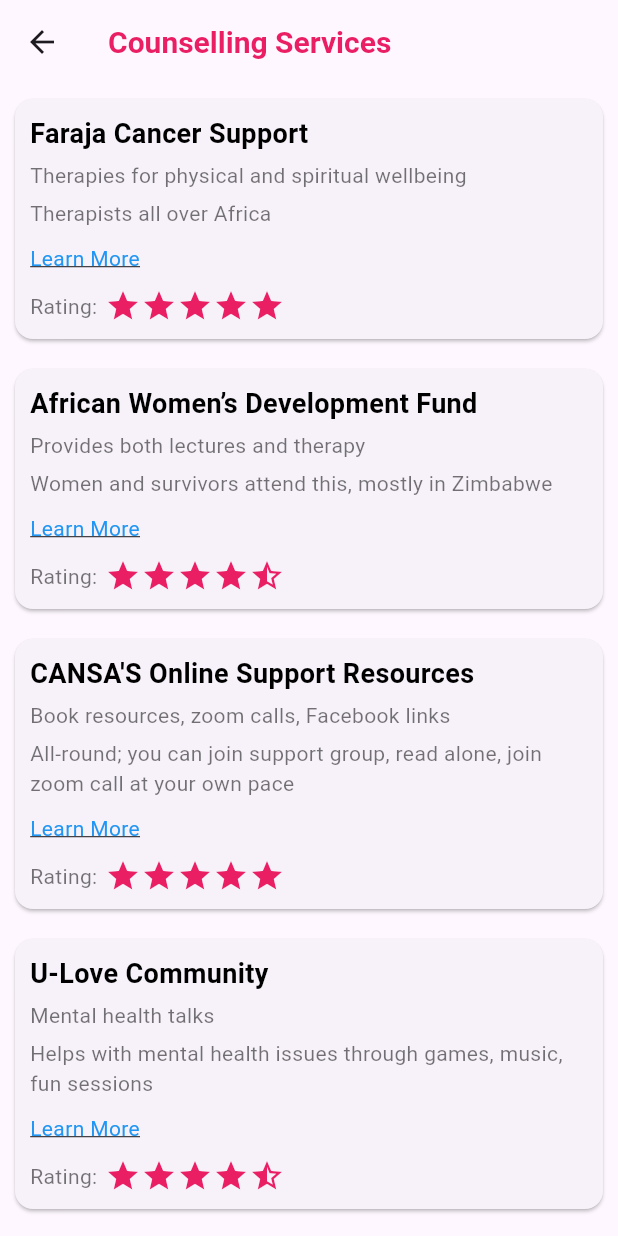
After one commit to agigibairene/PinkRibbon-app, a Flutter app: the InstitutionsScreen screen opened by its route, on a phone screen of 412 x 824 dp. The commit adds this screen. Run offline on Flutter 3.47's test engine with Material 3 defaults, Android fonts, the light colour scheme and no system bars.

Commit message:
finishing up the contacts page

```diff
--- a/pink_ribbon/lib/profile.dart
+++ b/pink_ribbon/lib/about_us.dart
@@ -1,6 +1,6 @@
 import 'package:flutter/material.dart';
 
-class Profile extends StatelessWidget {
+class AboutUs extends StatelessWidget {
   @override
   Widget build(BuildContext context) {
     return Container(
--- /dev/null
+++ b/pink_ribbon/lib/community.dart
@@ -0,0 +1,116 @@
+import 'package:flutter/material.dart';
+import 'package:url_launcher/url_launcher.dart';
+
+class CommunityScreen extends StatelessWidget {
+  const CommunityScreen({super.key});
+
+  @override
+  Widget build(BuildContext context) {
+    return Scaffold(
+      appBar: AppBar(
+        title: const Text(
+          'Belong, Support Groups',
+          style: TextStyle(
+              fontSize: 20, fontWeight: FontWeight.bold, color: Colors.pink),
+        ),
+      ),
+      body: SafeArea(
+        child: ListView(
+          children: const [
+            ContactCard(
+              name: 'Faraja Cancer Support Trust',
+              location: 'Makoyeti West, Nairobi KE',
+              sessionsTime: 'Everyweek, 10.00am-12.00pm EAT',
+              email: 'arwa@farajacancersupport.org',
+            ),
+            ContactCard(
+              name: 'AmaBele Belles',
+              location: 'Cape Town, South Africa',
+              sessionsTime: 'Every Tuesday, 10.00am-12.00pm, 2.00pm-4.00pm CAT',
+              email: 'info@amabelebelles.co.za',
+            ),
+            ContactCard(
+              name: 'ABC-SG',
+              location:
+                  '1st floor, 11 Moses Majekodunmi Crescent, Utako, Abuja',
+              sessionsTime: 'Saturdays, 2.00pm-4.00pm CAT',
+              email: 'info@projectpinkblue.org',
+            ),
+            ContactCard(
+              name: 'IHE',
+              location: 'Algeria, Egypt, Morocco',
+              sessionsTime: 'Bound to change, email to find out',
+              email: 'ihe@ihe.se',
+            ),
+            ContactCard(
+              name: 'UICC',
+              location: 'Central Africa',
+              sessionsTime: 'Every Tuesday and Thursday, anytime',
+              email: 'uicc@email.com',
+            ),
+          ],
+        ),
+      ),
+    );
+  }
+}
+
+class ContactCard extends StatelessWidget {
+  final String name;
+  final String location;
+  final String sessionsTime;
+  final String email;
+
+  const ContactCard({
+    required this.name,
+    required this.location,
+    required this.sessionsTime,
+    required this.email,
+    Key? key,
+  }) : super(key: key);
+
+  @override
+  Widget build(BuildContext context) {
+    return Card(
+      margin: const EdgeInsets.all(10.0),
+      child: Padding(
+        padding: const EdgeInsets.all(12.0),
+        child: Column(
+          crossAxisAlignment: CrossAxisAlignment.start,
+          children: [
+            Text(
+              name,
+              style: const TextStyle(
+                color: Colors.black,
+                fontWeight: FontWeight.bold,
+                fontSize: 18,
+              ),
+            ),
+            const SizedBox(height: 5),
+            Text(
+              'Location: $location',
+              style: const TextStyle(color: Colors.black54),
+            ),
+            const SizedBox(height: 5),
+            Text(
+              'Sessions Time: $sessionsTime',
+              style: const TextStyle(color: Colors.black54),
+            ),
+            const SizedBox(height: 5),
+            InkWell(
+              child: Text(email, style: const TextStyle(color: Colors.blue)),
+              onTap: () async {
+                final url = Uri.parse('mailto:$email');
+                if (await canLaunchUrl(url)) {
+                  await launchUrl(url);
+                } else {
+                  throw 'Could not launch $url';
+                }
+              },
+            ),
+          ],
+        ),
+      ),
+    );
+  }
+}
--- a/pink_ribbon/lib/contact.dart
+++ b/pink_ribbon/lib/contact.dart
@@ -54,7 +54,7 @@
                   InfoCard(
                     title: 'In your region',
                     text:
-                        'This map gives you an overview of the call centers and hotlines around your region.',
+                        'This map gives you an overview of the health centers, hospitals, and hotlines around your region.',
                   ),
                   InfoCard(
                     title: 'Institutions',
@@ -62,9 +62,9 @@
                         'Find an overview of counselling and support health services you can engage with.',
                   ),
                   InfoCard(
-                    title: 'Genetic Factors of Breast Cancer',
+                    title: 'Emergency contacts',
                     text:
-                        'Breast cancer is not necessarily genetic. It is a disease that occurs in the cells of the breast.',
+                        'List of people who can be reached in case of an emergency. You can also call them directly.',
                   ),
                   InfoCard(
                     title: 'Medication management resources',
@@ -115,6 +115,18 @@
         ),
         trailing: Icon(Icons.chevron_right, color: Colors.white),
         onTap: () {
+          if (title == 'Emergency contacts') {
+            Navigator.pushNamed(context, '/emergency');
+          }
+          if (title == 'Institutions') {
+            Navigator.pushNamed(context, '/institutions');
+          }
+          if (title == 'Medication management resources') {
+            Navigator.pushNamed(context, '/medication');
+          }
+          if (title == 'Join a community') {
+            Navigator.pushNamed(context, '/community');
+          }
           // Add navigation logic her
         },
       ),
--- /dev/null
+++ b/pink_ribbon/lib/institutions.dart
@@ -0,0 +1,166 @@
+import 'package:flutter/material.dart';
+import 'package:url_launcher/url_launcher.dart';
+
+class InstitutionsScreen extends StatelessWidget {
+  const InstitutionsScreen({super.key});
+
+  @override
+  Widget build(BuildContext context) {
+    return Scaffold(
+      appBar: AppBar(
+        title: const Text(
+          'Counselling Services',
+          style: TextStyle(
+              fontSize: 20, fontWeight: FontWeight.bold, color: Colors.pink),
+        ),
+      ),
+      body: SafeArea(
+        child: ListView(
+          children: const [
+            ContactCard(
+              name: 'Faraja Cancer Support',
+              offers: 'Therapies for physical and spiritual wellbeing',
+              uniqueValue: 'Therapists all over Africa',
+              link: 'https://www.farajacancersupport.org/therapy/index.html',
+              rating: '5.0',
+            ),
+            ContactCard(
+              name: 'African Women’s Development Fund',
+              offers: 'Provides both lectures and therapy',
+              uniqueValue:
+                  'Women and survivors attend this, mostly in Zimbabwe',
+              link:
+                  'https://awdf.org/life-and-hope-after-breast-cancer-african-women-providing-support/',
+              rating: '4.5',
+            ),
+            ContactCard(
+              name: 'CANSA\'S Online Support Resources',
+              offers: 'Book resources, zoom calls, Facebook links',
+              uniqueValue:
+                  'All-round; you can join support group, read alone, join zoom call at your own pace',
+              link:
+                  'https://cansa.org.za/cansas-care-support/cansas-online-support-resources/',
+              rating: '5.0',
+            ),
+            ContactCard(
+              name: 'U-Love Community',
+              offers: 'Mental health talks',
+              uniqueValue:
+                  'Helps with mental health issues through games, music, fun sessions',
+              link: 'https://ulovecommunity.co.za/',
+              rating: '4.5',
+            ),
+            ContactCard(
+              name: 'USIU',
+              offers: 'Therapies for emotional wellbeing',
+              uniqueValue: 'In person meetups and an institution too',
+              link:
+                  'https://www.usiu.ac.ke/2010/breast-cancer-awareness-month-what-you-need-know-about/',
+              rating: '4.5',
+            ),
+          ],
+        ),
+      ),
+    );
+  }
+}
+
+class ContactCard extends StatelessWidget {
+  final String name;
+  final String offers;
+  final String uniqueValue;
+  final String link;
+  final String rating;
+
+  const ContactCard({
+    required this.name,
+    required this.offers,
+    required this.uniqueValue,
+    required this.link,
+    required this.rating,
+    Key? key,
+  }) : super(key: key);
+
+  @override
+  Widget build(BuildContext context) {
+    double starValue = double.parse(rating);
+    int fullStars = starValue.floor();
+    bool halfStar = starValue - fullStars >= 0.5;
+
+    return Card(
+      margin: const EdgeInsets.all(10.0),
+      child: Padding(
+        padding: const EdgeInsets.all(10.0),
+        child: Column(
+          crossAxisAlignment: CrossAxisAlignment.start,
+          children: [
+            Text(
+              name,
+              style: const TextStyle(
+                color: Colors.black,
+                fontWeight: FontWeight.bold,
+                fontSize: 18,
+              ),
+            ),
+            const SizedBox(height: 5),
+            Text(
+              offers,
+              style: const TextStyle(color: Colors.black54),
+            ),
+            const SizedBox(height: 5),
+            Text(
+              uniqueValue,
+              style: const TextStyle(color: Colors.black54),
+            ),
+            const SizedBox(height: 10),
+            InkWell(
+              child: Text(
+                'Learn More',
+                style: const TextStyle(
+                    color: Colors.blue, decoration: TextDecoration.underline),
+              ),
+              onTap: () async {
+                final url = Uri.parse(link);
+                if (await canLaunchUrl(url)) {
+                  await launchUrl(url);
+                } else {
+                  throw 'Could not launch $url';
+                }
+              },
+            ),
+            const SizedBox(height: 10),
+            Row(
+              children: [
+                Text(
+                  'Rating:',
+                  style: const TextStyle(color: Colors.black54),
+                ),
+                const SizedBox(width: 5),
+                Row(
+                  children: List.generate(5, (index) {
+                    if (index < fullStars) {
+                      return Icon(
+                        Icons.star,
+                        color: Colors.pink,
+                      );
+                    } else if (halfStar && index == fullStars) {
+                      return Icon(
+                        Icons.star_half,
+                        color: Colors.pink,
+                      );
+                    } else {
+                      return Icon(
+                        Icons.star_border,
+                        color: Colors.pink,
+                      );
+                    }
+                  }),
+                ),
+              ],
+            ),
+          ],
+        ),
+      ),
+    );
+  }
+}
--- a/pink_ribbon/lib/main.dart
+++ b/pink_ribbon/lib/main.dart
@@ -1,6 +1,10 @@
 import 'package:flutter/material.dart';
-import 'package:pink_ribbon/profile.dart';
+import 'package:pink_ribbon/about_us.dart';
+import 'package:pink_ribbon/community.dart';
 import 'package:pink_ribbon/contact.dart';
+import 'package:pink_ribbon/emergency.dart';
+import 'package:pink_ribbon/institutions.dart';
+import 'package:pink_ribbon/medication.dart';
 import 'package:pink_ribbon/self_examination.dart';
 
 void main() {
@@ -16,7 +20,7 @@
   int index = 0;
   List<Widget> list = [
     HomePage(),
-    Profile(),
+    AboutUs(),
     Contacts(),
     SelfExaminationScreen(),
   ];
@@ -46,6 +50,10 @@
       ),
       routes: {
         '/faq': (context) => FAQScreen(),
+        '/emergency': (context) => EmergencyScreen(),
+        '/institutions': (context) => InstitutionsScreen(),
+        '/medication': (context) => MedicationScreen(),
+        '/community': (context) => CommunityScreen(),
       },
     );
   }
@@ -138,7 +146,7 @@
             Divider(height: 1),
             ListTile(
               leading: Icon(Icons.person, color: Colors.pink),
-              title: Text('Profile'),
+              title: Text('AboutUs'),
               onTap: () => onTap(context, 1),
             ),
             Divider(height: 1),
--- a/pink_ribbon/pubspec.yaml
+++ b/pink_ribbon/pubspec.yaml
@@ -34,6 +34,7 @@
   # The following adds the Cupertino Icons font to your application.
   # Use with the CupertinoIcons class for iOS style icons.
   cupertino_icons: ^1.0.6
+  url_launcher: ^6.3.0
 
 dev_dependencies:
   flutter_test:
```
Also changed, not shown: pink_ribbon/lib/emergency.dart (added, +115 -0 lines), pink_ribbon/lib/medication.dart (added, +115 -0 lines), pink_ribbon/pubspec.lock, 6 other files.
